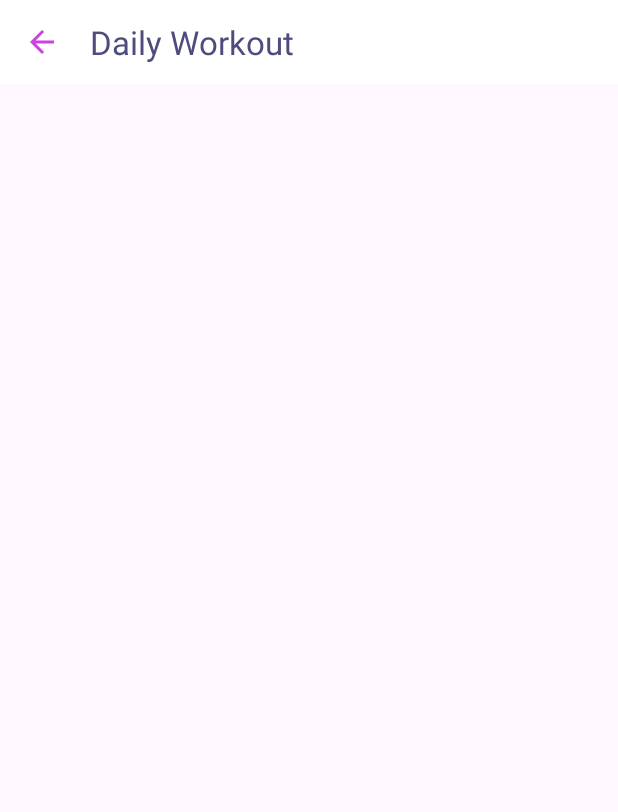
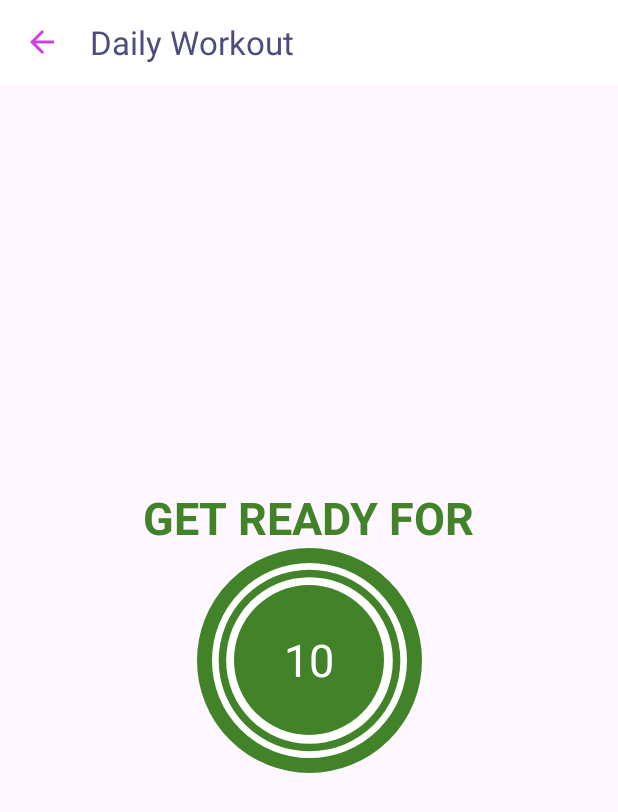
Before and after one commit to lokevn/Daily-Workout, an Android app: the ExerciseActivity screen opened directly, with no data from a screen before it, on a phone screen of 412 x 824 dp. Shown: the top 812 px of the screen. Run offline under Robolectric (Android 15) with nearby library versions, the phone set to English and light mode, and no system bars.

Commit message:
progress bar

```diff
--- /dev/null
+++ b/app/src/main/res/drawable/circular_progress_bar.xml
@@ -0,0 +1,13 @@
+<?xml version="1.0" encoding="utf-8"?>
+<layer-list xmlns:android="http://schemas.android.com/apk/res/android">
+    <item>
+        <shape
+            android:innerRadiusRatio="2.7"
+            android:shape="ring"
+            android:thicknessRatio="30.0"
+            android:useLevel="true">
+            <solid android:color="@color/accent_color"/>
+        </shape>
+
+    </item>
+</layer-list>
--- /dev/null
+++ b/app/src/main/res/drawable/circular_progress_gray.xml
@@ -0,0 +1,13 @@
+<?xml version="1.0" encoding="utf-8"?>
+<layer-list xmlns:android="http://schemas.android.com/apk/res/android">
+    <item>
+        <shape
+            android:innerRadiusRatio="2.7"
+            android:shape="ring"
+            android:thicknessRatio="50.0"
+            android:useLevel="true">
+            <solid android:color="#CAD5C6"/>
+        </shape>
+
+    </item>
+</layer-list>
--- /dev/null
+++ b/app/src/main/res/drawable/item_circular_color_accent_background.xml
@@ -0,0 +1,6 @@
+<?xml version="1.0" encoding="utf-8"?>
+<shape xmlns:android="http://schemas.android.com/apk/res/android"
+    android:shape="oval">
+    <solid android:color="@color/accent_color"/>
+
+</shape>
--- a/app/src/main/res/drawable/ripple_button.xml
+++ b/app/src/main/res/drawable/ripple_button.xml
@@ -7,6 +7,6 @@
         </shape>
     </item>
 
-    <item android:drawable="@drawable/item_curcular_accent_border"/>
+    <item android:drawable="@drawable/item_circular_accent_border"/>
 
 </ripple>
--- a/app/src/main/res/layout/activity_exercise.xml
+++ b/app/src/main/res/layout/activity_exercise.xml
@@ -1,5 +1,5 @@
 <?xml version="1.0" encoding="utf-8"?>
-<RelativeLayout xmlns:android="http://schemas.android.com/apk/res/android"
+<androidx.constraintlayout.widget.ConstraintLayout xmlns:android="http://schemas.android.com/apk/res/android"
     xmlns:app="http://schemas.android.com/apk/res-auto"
     xmlns:tools="http://schemas.android.com/tools"
     android:layout_width="match_parent"
@@ -11,6 +11,61 @@
         android:layout_height="?android:attr/actionBarSize"
         android:theme="@style/ToolbarTheme"
         android:background="@color/white"
-        app:titleTextColor="@color/primary_color"/>
+        app:titleTextColor="@color/primary_color"
+        app:layout_constraintTop_toTopOf="parent"
+        app:layout_constraintStart_toStartOf="parent"
+        app:layout_constraintEnd_toEndOf="parent"/>
 
-</RelativeLayout>
+    <TextView
+        android:id="@+id/exerciseTV"
+        android:layout_width="wrap_content"
+        android:layout_height="wrap_content"
+        android:textColor="@color/accent_color"
+        android:textSize="@dimen/button_text_size"
+        android:textStyle="bold"
+        android:text="GET READY FOR"
+        app:layout_constraintBottom_toTopOf="@id/exerciseFL"
+        app:layout_constraintStart_toStartOf="parent"
+        app:layout_constraintEnd_toEndOf="parent"/>
+
+    <FrameLayout
+        android:id="@+id/exerciseFL"
+        android:layout_width="150dp"
+        android:layout_height="150dp"
+        app:layout_constraintBottom_toBottomOf="parent"
+        app:layout_constraintEnd_toEndOf="parent"
+        app:layout_constraintStart_toStartOf="parent"
+        app:layout_constraintTop_toBottomOf="@id/exerciseTB"
+        android:background="@drawable/item_circular_accent_border">
+        <ProgressBar
+            android:id="@+id/exersisePB"
+            android:layout_width="150dp"
+            android:layout_height="150dp"
+            style="?android:attr/progressBarStyleHorizontal"
+            android:layout_gravity="center"
+            android:max="10"
+            android:progress="100"
+            android:rotation="-90"
+            android:background="@drawable/circular_progress_gray"
+            android:progressDrawable="@drawable/circular_progress_bar"
+            android:indeterminate="false"/>
+        <LinearLayout
+            android:layout_width="100dp"
+            android:layout_height="100dp"
+            android:layout_gravity="center"
+            android:gravity="center"
+            android:background="@drawable/item_circular_color_accent_background">
+            <TextView
+                android:id="@+id/timerTV"
+                android:layout_width="wrap_content"
+                android:layout_height="wrap_content"
+                android:textColor="@color/white"
+                android:textSize="30dp"
+                android:text="10"/>
+
+        </LinearLayout>
+
+
+    </FrameLayout>
+
+</androidx.constraintlayout.widget.ConstraintLayout>
--- a/app/src/main/res/values/colors.xml
+++ b/app/src/main/res/values/colors.xml
@@ -4,7 +4,7 @@
     <color name="white">#FFFFFFFF</color>
     <color name="blur">#E2EAD9</color>
     <color name="primary_color">#FF4D4C7D</color>
-    <color name="accent_color">#FFA7D397</color>
+    <color name="accent_color">#428329</color>
     <color name="secondary_color">#FFFAE7C9</color>
     <color name="toolbar_color_control_normal">#CD41E2</color>
 </resources>
```
Also changed, not shown: app/src/main/res/drawable/item_circular_accent_border.xml (renamed from app/src/main/res/drawable/item_curcular_accent_border.xml), app/src/main/res/drawable/item_circular_pressed_border.xml (renamed from app/src/main/res/drawable/item_curcular_pressed_border.xml).
